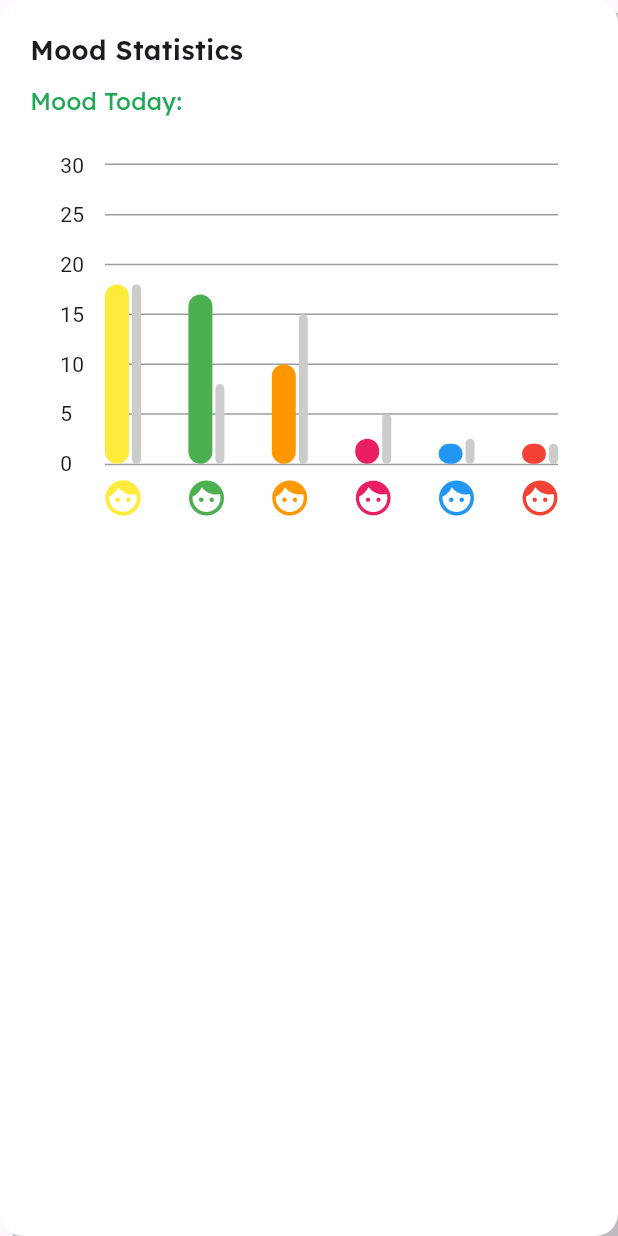
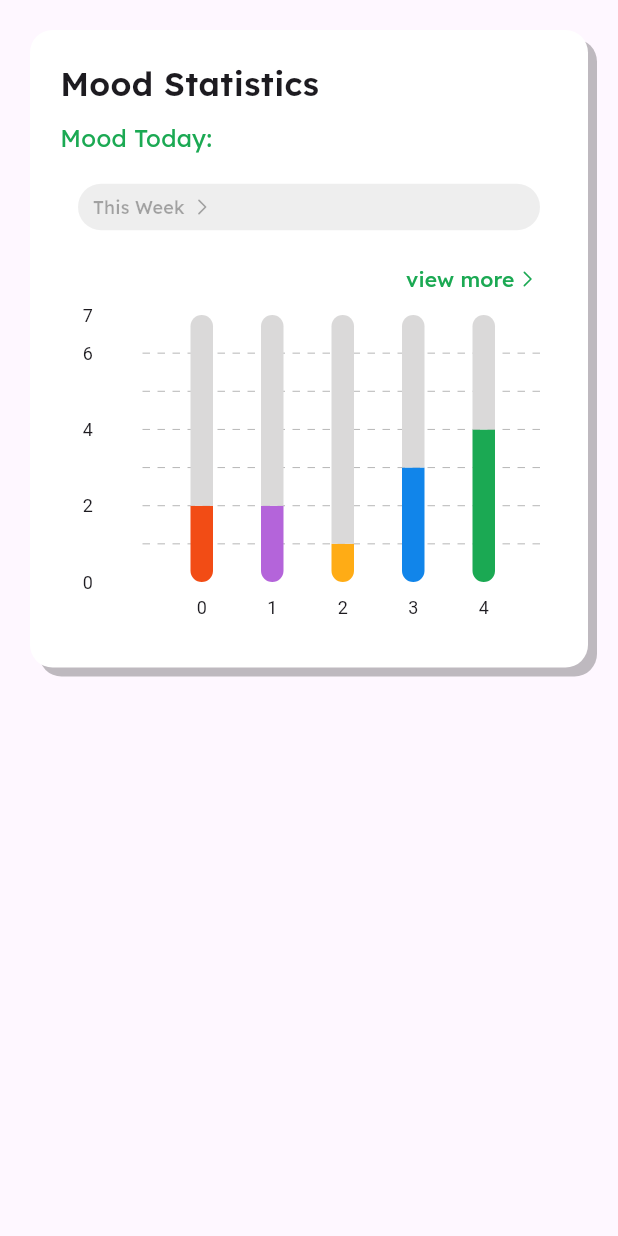
Before and after one commit to Antara-Paul04/MindSpace-Mobile, a Flutter app: the MoodStats widget shown alone on an empty page, opened directly, on a phone screen of 412 x 824 dp. Run offline on Flutter 3.47's test engine with Material 3 defaults, Android fonts, the phone set to English and light mode, and no system bars; drawn by our look-alikes of fl_chart; our stand-ins replace cloud_firestore, firebase_auth, firebase_core, google_fonts, icons_plus; accounts and stored records are empty; network calls fail.

Commit message:
feat: Add Mood stats widget and sleep stats widget(non-funtional)

```diff
--- a/lib/widgets/bar_graph.dart
+++ b/lib/widgets/bar_graph.dart
@@ -1,218 +1,115 @@
-import 'dart:math' as math;
-import 'package:ms/utils/colors.dart';
+import 'package:flutter/material.dart';
 import 'package:fl_chart/fl_chart.dart';
-import 'package:flutter/material.dart';
 
-class BarChartSample7 extends StatefulWidget {
-  BarChartSample7({super.key});
+class BarGraph extends StatelessWidget {
+  const BarGraph({Key? key}) : super(key: key);
 
-  final shadowColor = Color.fromARGB(255, 204, 204, 204);
-  final dataList = [
-    const _BarData(Colors.yellow, 18, 18),
-    const _BarData(Colors.green, 17, 8),
-    const _BarData(Colors.orange, 10, 15),
-    const _BarData(Colors.pink, 2.5, 5),
-    const _BarData(Colors.blue, 2, 2.5),
-    const _BarData(Colors.red, 2, 2),
-  ];
-
-  @override
-  State<BarChartSample7> createState() => _BarChartSample7State();
-}
-
-class _BarChartSample7State extends State<BarChartSample7> {
-  BarChartGroupData generateBarGroup(
+  BarChartGroupData generateGroupData(
     int x,
-    Color color,
-    double value,
-    double shadowValue,
+    double pilates,
+    double quickWorkout,
+    final color,
   ) {
     return BarChartGroupData(
       x: x,
+      groupVertically: true,
       barRods: [
         BarChartRodData(
-          toY: value,
+          fromY: 0,
+          toY: pilates,
+          width: 15,
           color: color,
-          width: 16,
+          borderRadius: BorderRadius.vertical(top: Radius.zero, bottom: Radius.circular(10))
         ),
         BarChartRodData(
-          toY: shadowValue,
-          color: widget.shadowColor,
-          width: 6,
+          fromY: pilates,
+          toY: pilates + quickWorkout,
+          color: const Color.fromARGB(255, 218, 217, 217),
+          width: 15,
+          borderRadius: BorderRadius.vertical(bottom: Radius.zero, top: Radius.circular(10))
         ),
       ],
-      showingTooltipIndicators: touchedGroupIndex == x ? [0] : [],
     );
   }
-
-  int touchedGroupIndex = -1;
 
   @override
   Widget build(BuildContext context) {
     return Padding(
-      padding: const EdgeInsets.all(20),
-      child: AspectRatio(
-        aspectRatio: 1.4,
+      padding: const EdgeInsets.fromLTRB(15, 0, 10, 15),
+      child: Container(
+        width: double.infinity,
+        height: 200,
         child: BarChart(
           BarChartData(
-            alignment: BarChartAlignment.spaceBetween,
             borderData: FlBorderData(
-              show: true,
-              border: Border.symmetric(
-                horizontal: BorderSide(
-                  color: Colors.grey,
-                ),
-              ),
+              show: false,
             ),
+            groupsSpace: 10,
             titlesData: FlTitlesData(
               show: true,
-              leftTitles: AxisTitles(
-                drawBelowEverything: true,
-                sideTitles: SideTitles(
-                  showTitles: true,
-                  reservedSize: 30,
-                  getTitlesWidget: (value, meta) {
-                    return Text(
-                      value.toInt().toString(),
-                      textAlign: TextAlign.left,
-                    );
-                  },
-                ),
-              ),
               bottomTitles: AxisTitles(
                 sideTitles: SideTitles(
                   showTitles: true,
-                  reservedSize: 36,
-                  getTitlesWidget: (value, meta) {
-                    final index = value.toInt();
+                  getTitlesWidget: (double value, TitleMeta meta) {
                     return SideTitleWidget(
                       axisSide: meta.axisSide,
-                      child: _IconWidget(
-                        color: widget.dataList[index].color,
-                        isSelected: touchedGroupIndex == index,
+                      child: Text(
+                        value.toInt().toString(),
+                        style: const TextStyle(fontSize: 12),
                       ),
                     );
                   },
                 ),
               ),
-              rightTitles: const AxisTitles(),
-              topTitles: const AxisTitles(),
+              leftTitles: AxisTitles(
+                sideTitles: SideTitles(
+                  showTitles: true,
+                  reservedSize: 40,
+                  getTitlesWidget: (double value, TitleMeta meta) {
+                    return Text(
+                      value.toInt().toString(),
+                      style: const TextStyle(fontSize: 12),
+                    );
+                  },
+                ),
+              ),
+              topTitles: const AxisTitles(
+                sideTitles: SideTitles(showTitles: false),
+              ),
+              rightTitles: const AxisTitles(
+                sideTitles: SideTitles(showTitles: false),
+              ),
             ),
             gridData: FlGridData(
               show: true,
-              drawVerticalLine: false,
-              getDrawingHorizontalLine: (value) => FlLine(
-                color: Colors.grey,
-                strokeWidth: 1,
-              ),
-            ),
-            barGroups: widget.dataList.asMap().entries.map((e) {
-              final index = e.key;
-              final data = e.value;
-              return generateBarGroup(
-                index,
-                data.color,
-                data.value,
-                data.shadowValue,
-              );
-            }).toList(),
-            maxY: 30,
-            barTouchData: BarTouchData(
-              enabled: true,
-              handleBuiltInTouches: false,
-              touchTooltipData: BarTouchTooltipData(
-                getTooltipColor: (group) => Colors.transparent,
-                tooltipMargin: 0,
-                getTooltipItem: (
-                  BarChartGroupData group,
-                  int groupIndex,
-                  BarChartRodData rod,
-                  int rodIndex,
-                ) {
-                  return BarTooltipItem(
-                    rod.toY.toString(),
-                    TextStyle(
-                      fontWeight: FontWeight.bold,
-                      color: rod.color,
-                      fontSize: 18,
-                      shadows: const [
-                        Shadow(
-                          color: Colors.black26,
-                          blurRadius: 12,
-                        )
-                      ],
-                    ),
-                  );
-                },
-              ),
-              touchCallback: (event, response) {
-                if (event.isInterestedForInteractions &&
-                    response != null &&
-                    response.spot != null) {
-                  setState(() {
-                    touchedGroupIndex = response.spot!.touchedBarGroupIndex;
-                  });
-                } else {
-                  setState(() {
-                    touchedGroupIndex = -1;
-                  });
-                }
+              drawVerticalLine: true,
+              horizontalInterval: 1,
+              verticalInterval: 1,
+              getDrawingHorizontalLine: (value) {
+                return FlLine(
+                  color: Colors.grey,
+                  strokeWidth: 0.5,
+                  dashArray: [5, 5],
+                );
+              },
+              getDrawingVerticalLine: (value) {
+                return FlLine(
+                  color: Colors.grey,
+                  strokeWidth: 0.5,
+                  dashArray: [5, 5],
+                );
               },
             ),
+            barGroups: [
+              generateGroupData(0, 2, 5, Color(0xFFF24C15)),
+              generateGroupData(1, 2, 5, Color(0xFFB464DA)),
+              generateGroupData(2, 1, 6, Color(0xFFFFAC15)),
+              generateGroupData(3, 3, 4, Color(0xFF1185EA)),
+              generateGroupData(4, 4, 3, Color(0xFF1BA953)),
+            ],
           ),
         ),
       ),
     );
   }
 }
-
-class _BarData {
-  const _BarData(this.color, this.value, this.shadowValue);
-  final Color color;
-  final double value;
-  final double shadowValue;
-}
-
-class _IconWidget extends ImplicitlyAnimatedWidget {
-  const _IconWidget({
-    required this.color,
-    required this.isSelected,
-  }) : super(duration: const Duration(milliseconds: 300));
-  final Color color;
-  final bool isSelected;
-
-  @override
-  ImplicitlyAnimatedWidgetState<ImplicitlyAnimatedWidget> createState() =>
-      _IconWidgetState();
-}
-
-class _IconWidgetState extends AnimatedWidgetBaseState<_IconWidget> {
-  Tween<double>? _rotationTween;
-
-  @override
-  Widget build(BuildContext context) {
-    final rotation = math.pi * 4 * _rotationTween!.evaluate(animation);
-    final scale = 1 + _rotationTween!.evaluate(animation) * 0.5;
-    return Transform(
-      transform: Matrix4.rotationZ(rotation).scaled(scale, scale),
-      origin: const Offset(14,14),
-      child: Icon(
-        widget.isSelected ? Icons.face_retouching_natural : Icons.face,
-        color: widget.color,
-        size: 28,
-      ),
-    );
-  }
-
-  @override
-  void forEachTween(TweenVisitor<dynamic> visitor) {
-    _rotationTween = visitor(
-      _rotationTween,
-      widget.isSelected ? 1.0 : 0.0,
-      (dynamic value) => Tween<double>(
-        begin: value as double,
-        end: widget.isSelected ? 1.0 : 0.0,
-      ),
-    ) as Tween<double>?;
-  }
-}
--- a/lib/widgets/mood_stat.dart
+++ b/lib/widgets/mood_stat.dart
@@ -1,7 +1,9 @@
 import 'package:flutter/material.dart';
 import 'package:google_fonts/google_fonts.dart';
-import 'package:ms/widgets/bar_graph.dart'; // Assuming this is your chart widget
+import 'package:ms/widgets/bar_graph.dart';
+import 'package:icons_plus/icons_plus.dart';
 import 'package:ms/utils/colors.dart';
+import 'package:ms/widgets/sleep_stats.dart';
 
 class MoodStats extends StatefulWidget {
   @override
@@ -11,7 +13,13 @@ class MoodStats extends StatefulWidget {
 class _MoodStats extends State<MoodStats> {
   @override
   Widget build(BuildContext context) {
-    return Container(
+    return SingleChildScrollView(
+      child: Padding(
+        padding: const EdgeInsets.all(20.0),
+        child: Column(
+          crossAxisAlignment: CrossAxisAlignment.start,
+          children: [
+            Container(
               decoration: BoxDecoration(
                 color: Colors.white,
                 borderRadius: BorderRadius.all(Radius.circular(15)),
@@ -29,7 +37,7 @@ class _MoodStats extends State<MoodStats> {
                   children: [
                     Text(
                       'Mood Statistics',
-              style: GoogleFonts.lexend(fontSize: 18, fontWeight: FontWeight.w600),
+                      style: GoogleFonts.lexend(fontSize: 22, fontWeight: FontWeight.w600),
                     ),
                     SizedBox(height: 10),
                     Row(
@@ -45,7 +53,55 @@ class _MoodStats extends State<MoodStats> {
                       ],
                     ),
                     SizedBox(height: 10),
-            BarChartSample7(),
+                    TextButton(
+                      onPressed: (){
+                        print('this month');
+                      },
+                      child:
+                       Container(
+                        decoration: BoxDecoration(
+                          color: Color.fromARGB(255, 238, 238, 238),
+                          borderRadius: BorderRadius.circular(18)
+                        ),
+                         child: Padding(
+                          padding: const EdgeInsets.symmetric(horizontal: 10, vertical: 7),
+                          child: Row(
+                            children: [
+                              Text('This Week', style:
+                                GoogleFonts.lexend(
+                                  fontSize: 12,
+                                  color: strokeColour,
+                                )
+                              ),
+                              SizedBox(width:3),
+                              Icon(OctIcons.chevron_right, color: strokeColour, size: 17,)
+                            ],
+                          ),
+                       ),
+                       ),
+                    ),
+                     Row(children: [
+                      Spacer(),
+                      TextButton(
+                        onPressed: (){
+                          print('object');
+                        },
+                        child: Row(
+                          children: [
+                            Text('view more', style: GoogleFonts.lexend(
+                              color: primaryColour,
+                              fontSize: 14,
+                            ),),
+                            Icon(OctIcons.chevron_right, color: primaryColour, size: 17,)
+                          ],
+                        ))
+                    ],),
+                    BarGraph(),
+                  ],
+                ),
+
+              ),
+            ),
           ],
         ),
       ),
```
Also changed, not shown: lib/screens/profile.dart (+14 -3 lines), lib/widgets/sleep_stats.dart (added, +73 -0 lines). Lines whose indentation alone changed are shown as unchanged.
